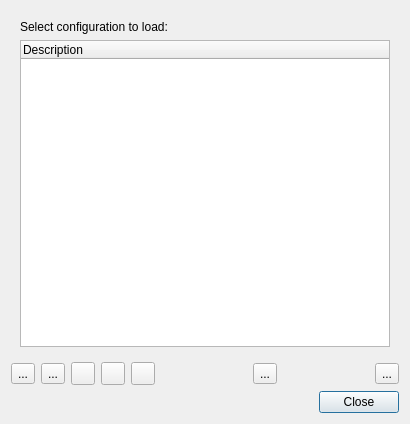
This is sdrgui/gui/configurationsdialog.ui in f4exb/sdrangel as Qt 5 draws it before an edit. The edited form follows.
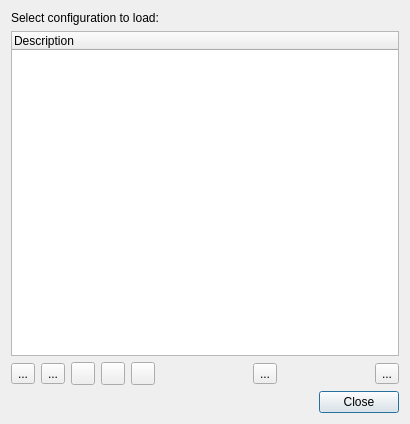
This is the edited form. Icons and pictures are not drawn.

Commit message:
Remove extra margins from some dialogs
Makes the margins of the Configurations dialog, the Feature Presets dialog
and the Plugin Presets dialog similar to the Device Set Presets dialog,

Patch:
```diff
--- a/sdrgui/gui/configurationsdialog.ui
+++ b/sdrgui/gui/configurationsdialog.ui
@@ -23,6 +23,18 @@
    <item>
     <widget class="QWidget" name="widget" native="true">
      <layout class="QVBoxLayout" name="verticalLayout">
+      <property name="leftMargin">
+       <number>0</number>
+      </property>
+      <property name="topMargin">
+       <number>0</number>
+      </property>
+      <property name="rightMargin">
+       <number>0</number>
+      </property>
+      <property name="bottomMargin">
+       <number>0</number>
+      </property>
       <item>
        <widget class="QLabel" name="description">
         <property name="text">
```
The commit also changes 2 other files.
